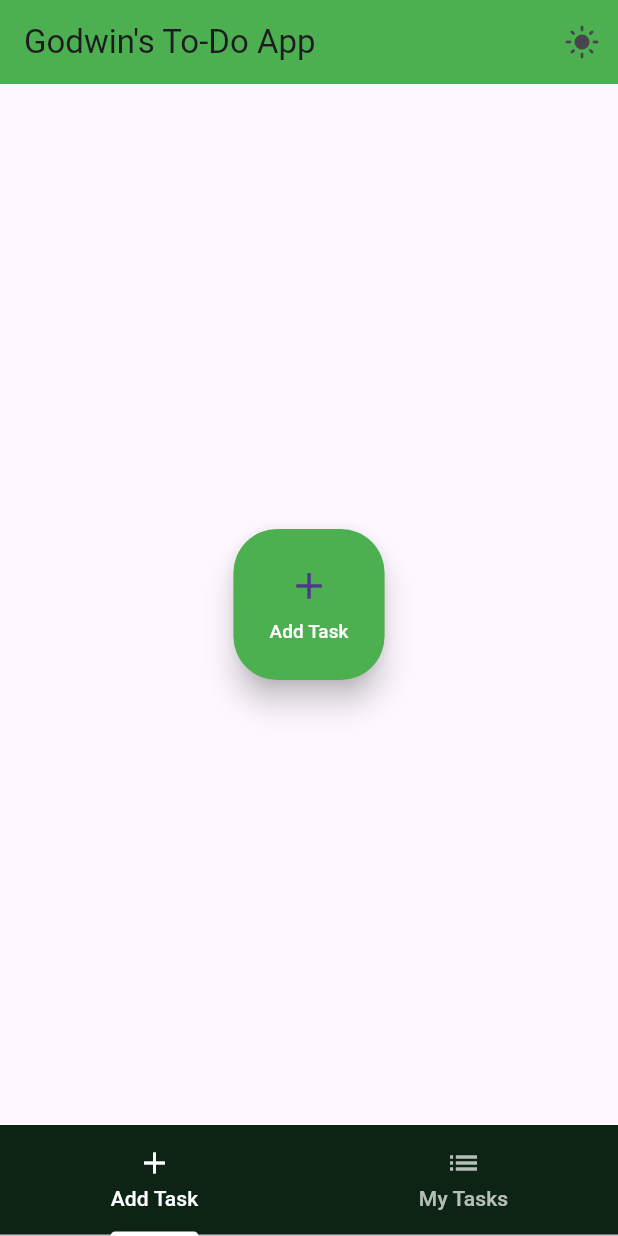
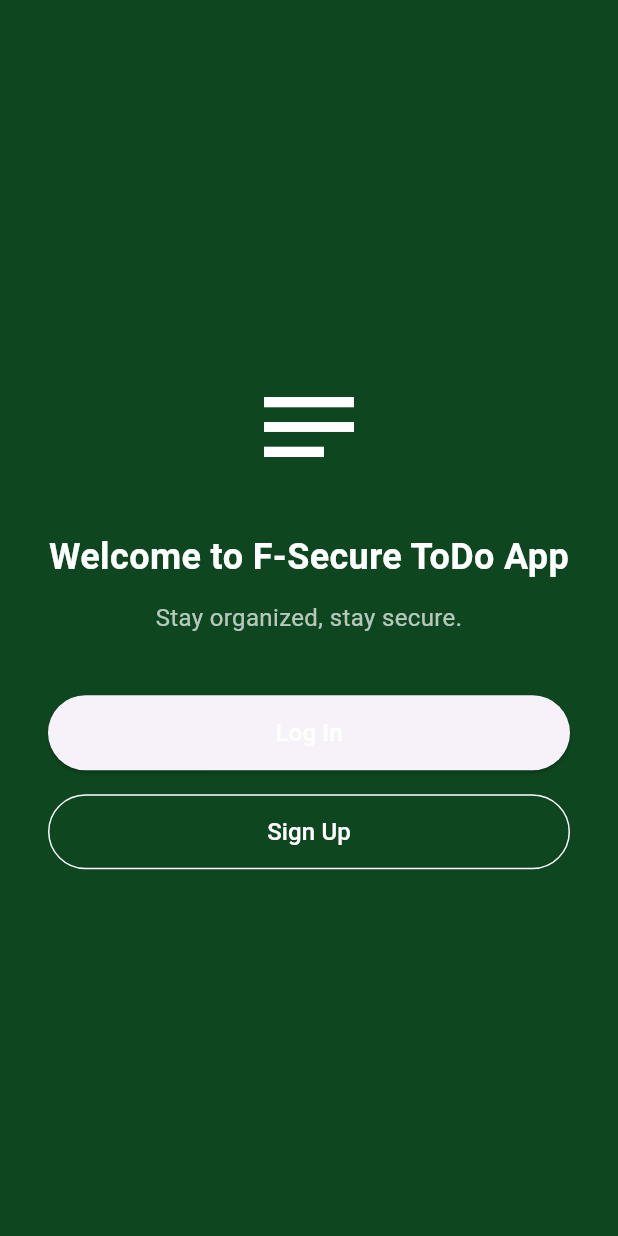
Before and after one commit to Flexydea/todo_app, a Flutter app: the screen it shows after launch, on a phone screen of 412 x 824 dp. Run offline on Flutter 3.47's test engine with Material 3 defaults, Android fonts, the phone set to English and light mode, and no system bars; our stand-ins replace lottie, shared_preferences.

Commit message:
Add welcome screen with login and sign-up options

```diff
--- a/lib/screens/todo_screen.dart
+++ b/lib/screens/todo_screen.dart
@@ -63,7 +63,7 @@ class _ToDoScreenState extends State<ToDoScreen>
       barrierDismissible: false,
       builder: (_) {
         return Dialog(
-          backgroundColor: Colors.transparent,
+          backgroundColor: const Color.fromARGB(255, 42, 104, 34),
           child: Column(
             mainAxisSize: MainAxisSize.min,
             children: [
--- /dev/null
+++ b/lib/screens/welcome_screen.dart
@@ -0,0 +1,67 @@
+import 'package:flutter/material.dart';
+
+class WelcomeScreen extends StatelessWidget {
+  const WelcomeScreen({Key? key}) : super(key: key);
+
+  @override
+  Widget build(BuildContext context) {
+    return Scaffold(
+      backgroundColor: const Color.fromARGB(255, 13, 70, 31),
+      body: Center(
+        child: Padding(
+          padding: const EdgeInsets.symmetric(horizontal: 32),
+          child: Column(
+            mainAxisAlignment: MainAxisAlignment.center,
+            children: [
+              Icon(Icons.notes, size: 80, color: Colors.white),
+              const SizedBox(height: 30),
+              const Text(
+                'Welcome to F-Secure ToDo App',
+                textAlign: TextAlign.center,
+                style: TextStyle(
+                  fontSize: 24,
+                  color: Colors.white,
+                  fontWeight: FontWeight.bold,
+                ),
+              ),
+              const SizedBox(height: 12),
+              const Text(
+                'Stay organized, stay secure.',
+                textAlign: TextAlign.center,
+                style: TextStyle(fontSize: 16, color: Colors.white70),
+              ),
+              const SizedBox(height: 40),
+              ElevatedButton(
+                onPressed: () {
+                  // TODO: Navigate to Login screen
+                },
+                style: ElevatedButton.styleFrom(
+                  // backgroundColor: const Color.fromARGB(255, 127, 200, 129),
+                  minimumSize: Size(double.infinity, 50),
+                ),
+                child: const Text(
+                  'Log In',
+                  style: TextStyle(fontSize: 16, color: Colors.white),
+                ),
+              ),
+              const SizedBox(height: 16),
+              OutlinedButton(
+                onPressed: () {
+                  // TODO: Navigate to Sign Up screen
+                },
+                style: OutlinedButton.styleFrom(
+                  side: BorderSide(color: Colors.white),
+                  minimumSize: Size(double.infinity, 50),
+                ),
+                child: const Text(
+                  'Sign Up',
+                  style: TextStyle(fontSize: 16, color: Colors.white),
+                ),
+              ),
+            ],
+          ),
+        ),
+      ),
+    );
+  }
+}
```
Also changed, not shown: lib/screens/splash_screen.dart (+15 -9 lines).
